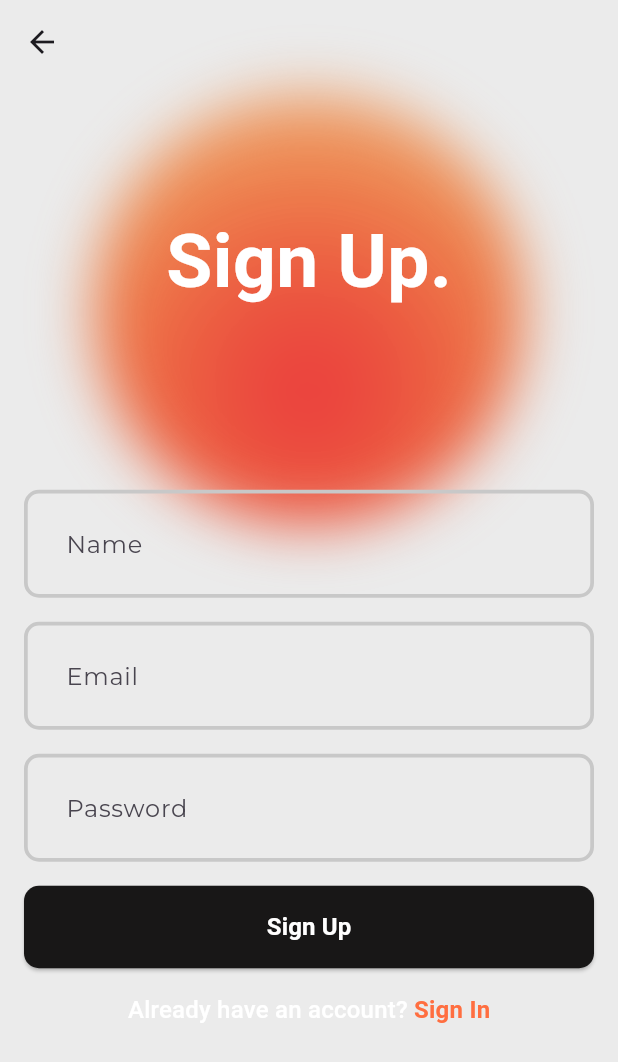
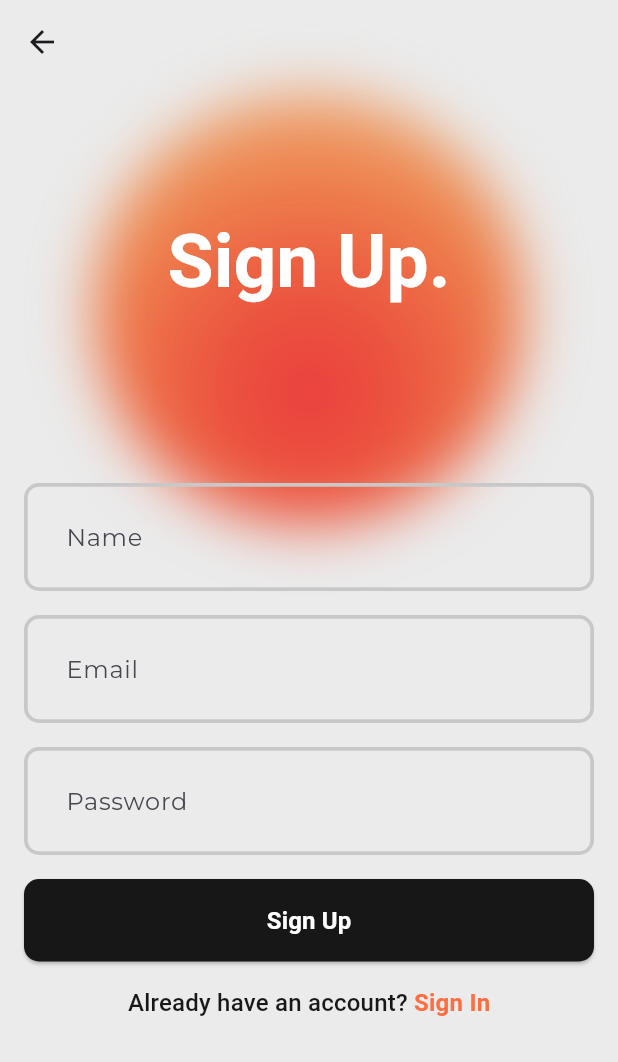
Before and after one commit to Ankit180898/blog_app, a Flutter app: the SignUpPage screen opened directly, on a phone screen of 412 x 824 dp. Shown: the top 1062 px of the screen. Run offline on Flutter 3.47's test engine with Material 3 defaults, Android fonts, the phone set to English and light mode, and no system bars; our stand-ins replace cached_network_image, dotted_border, flutter_bloc, flutter_dotenv, fpdart, get_it and 5 more; missing offline and left inert: dotlottie_loader; accounts and stored records are empty; network calls fail.

```diff
--- a/lib/core/theme/theme.dart
+++ b/lib/core/theme/theme.dart
@@ -128,7 +128,7 @@ class AppTheme {
     chipTheme: _chipTheme(),
     inputDecorationTheme: _inputDecorationTheme(),
     progressIndicatorTheme: ProgressIndicatorThemeData(
-      color: AppPalette.secondaryColor.withAlpha(20),
+      circularTrackColor: AppPalette.secondaryColor.withAlpha(20),
     ),
   );
 }
--- a/lib/features/auth/data/repositories/auth_repository_impl.dart
+++ b/lib/features/auth/data/repositories/auth_repository_impl.dart
@@ -2,7 +2,6 @@ import 'package:blog_app/core/constants/constants.dart';
 import 'package:blog_app/core/error/exceptions.dart';
 import 'package:blog_app/core/error/failures.dart';
 import 'package:blog_app/core/network/connection_checker.dart';
-import 'package:blog_app/core/usecase/usecase.dart';
 import 'package:blog_app/features/auth/data/datasources/auth_remote_data_source.dart';
 import 'package:blog_app/core/common/entities/user.dart';
 import 'package:blog_app/features/auth/data/models/user_model.dart';
--- a/lib/features/auth/presentation/pages/signup_page.dart
+++ b/lib/features/auth/presentation/pages/signup_page.dart
@@ -74,8 +74,13 @@ class _SignUpPageState extends State<SignUpPage> {
                     children: [
                       Text(
                         "Sign Up.",
-                        style: TextStyle(
-                            fontSize: 50, fontWeight: FontWeight.bold),
+                        style: Theme.of(context)
+                            .textTheme
+                            .headlineLarge!
+                            .copyWith(
+                                fontWeight: FontWeight.bold,
+                                color: AppPalette.whiteColor,
+                                fontSize: 50),
                       ),
                       const SizedBox(
                         height: 84,
@@ -104,7 +109,6 @@ class _SignUpPageState extends State<SignUpPage> {
                                       password: passwordController.text),
                                 );
                           }
-
                         },
                       ),
                       GestureDetector(
@@ -114,7 +118,10 @@ class _SignUpPageState extends State<SignUpPage> {
                         child: RichText(
                           text: TextSpan(
                               text: "Already have an account? ",
-                              style: Theme.of(context).textTheme.titleMedium,
+                              style: Theme.of(context)
+                                  .textTheme
+                                  .titleMedium!
+                                  .copyWith(color: AppPalette.focusedColor),
                               children: [
                                 TextSpan(
                                     text: 'Sign In',
--- a/lib/features/blog/domain/repositories/blog_repository.dart
+++ b/lib/features/blog/domain/repositories/blog_repository.dart
@@ -21,7 +21,7 @@ abstract interface class BlogRepository {
 Future<Either<Failure, Blog>> editBlog({
     required String id,
     required String title,
-    required File image,
+    required File? image,
     required String content,
     required List<String> topics,
   });
--- a/lib/features/blog/domain/usecases/edit_blog.dart
+++ b/lib/features/blog/domain/usecases/edit_blog.dart
@@ -24,13 +24,14 @@ class EditBlog {
 class EditBlogParams {
   final String id;
   final String title;
-  final File image;
+  final File? image; // Make the image parameter optional
   final String content;
   final List<String> topics;
+
   EditBlogParams({
     required this.id,
     required this.title,
-    required this.image,
+    this.image, // Make the image parameter optional
     required this.content,
     required this.topics,
   });
--- a/lib/features/blog/presentation/bloc/blog_bloc.dart
+++ b/lib/features/blog/presentation/bloc/blog_bloc.dart
@@ -93,13 +93,13 @@ class BlogBloc extends Bloc<BlogEvent, BlogState> {
   final res = await _editBlog(EditBlogParams(
     id: event.id,
     title: event.title,
-      image: event.image!,
+    image: event.image, // Pass the optional image
     content: event.content,
     topics: event.topics,
   ));
   res.fold(
     (l) => emit(BlogFailure(l.message)),
-      (r) => emit(BlogUploadSuccess()),
+    (r) => emit(BlogEditSuccess()),
   );
 }
   void _onDeleteBlog(DeleteBlogEvent event, Emitter<BlogState> emit) async {
--- a/lib/features/blog/presentation/pages/edit_user_blog_page.dart
+++ b/lib/features/blog/presentation/pages/edit_user_blog_page.dart
@@ -11,6 +11,7 @@ import 'package:blog_app/features/blog/presentation/widgets/blog_field.dart';
 import 'package:flutter/material.dart';
 import 'package:dotted_border/dotted_border.dart';
 import 'package:flutter_bloc/flutter_bloc.dart';
+import 'package:image_picker/image_picker.dart';
 
 class EditUserBlogPage extends StatefulWidget {
   final String blogId;
@@ -86,7 +87,8 @@ class _EditUserBlogPageState extends State<EditUserBlogPage> {
               title: titleController.text.trim(),// Pass the existing image URL (if no new image)
               posterId: posterId,
               content: contentController.text.trim(),
-              topics: selectedTopics, image: null,
+              topics: selectedTopics,
+              image: newImage,
             ),
           );
     } else {
```
Also changed, not shown: lib/features/auth/presentation/pages/login_page.dart (+11 -3 lines), lib/features/blog/data/datasources/blog_remote_data_source.dart (+53 -6 lines), lib/features/blog/data/repositories/blog_repository_impl.dart (+20 -15 lines), lib/features/blog/presentation/bloc/blog_event.dart (+5 -4 lines), lib/features/blog/presentation/pages/blog_page.dart (+30 -22 lines). Lines whose indentation alone changed are shown as unchanged.
